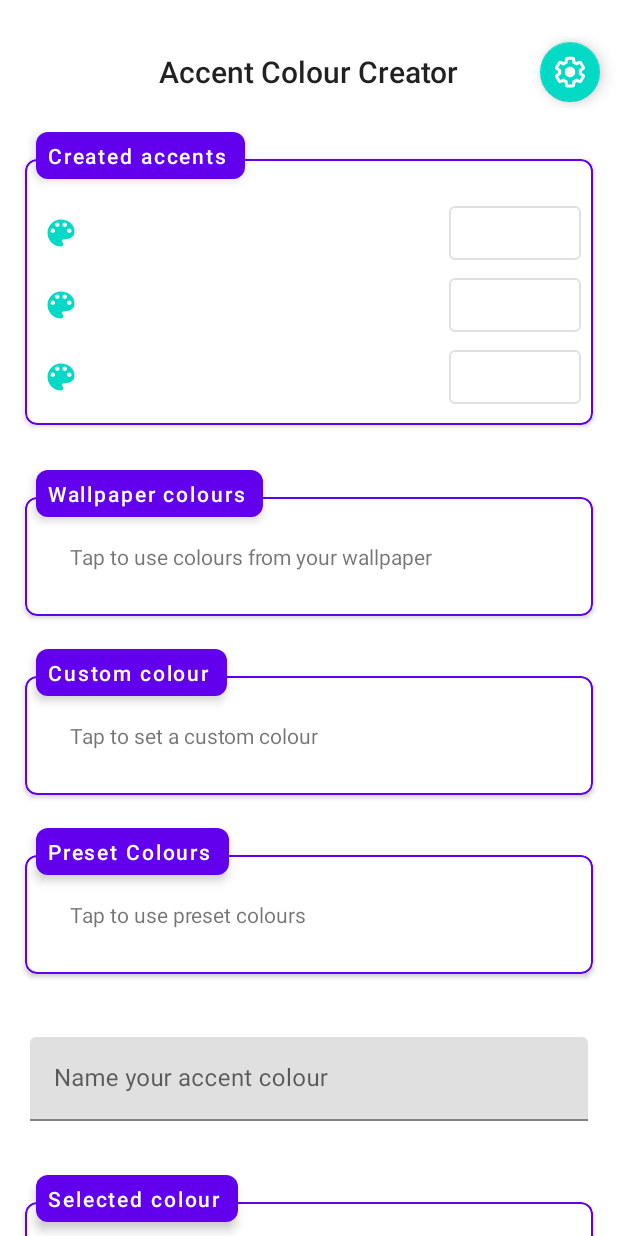
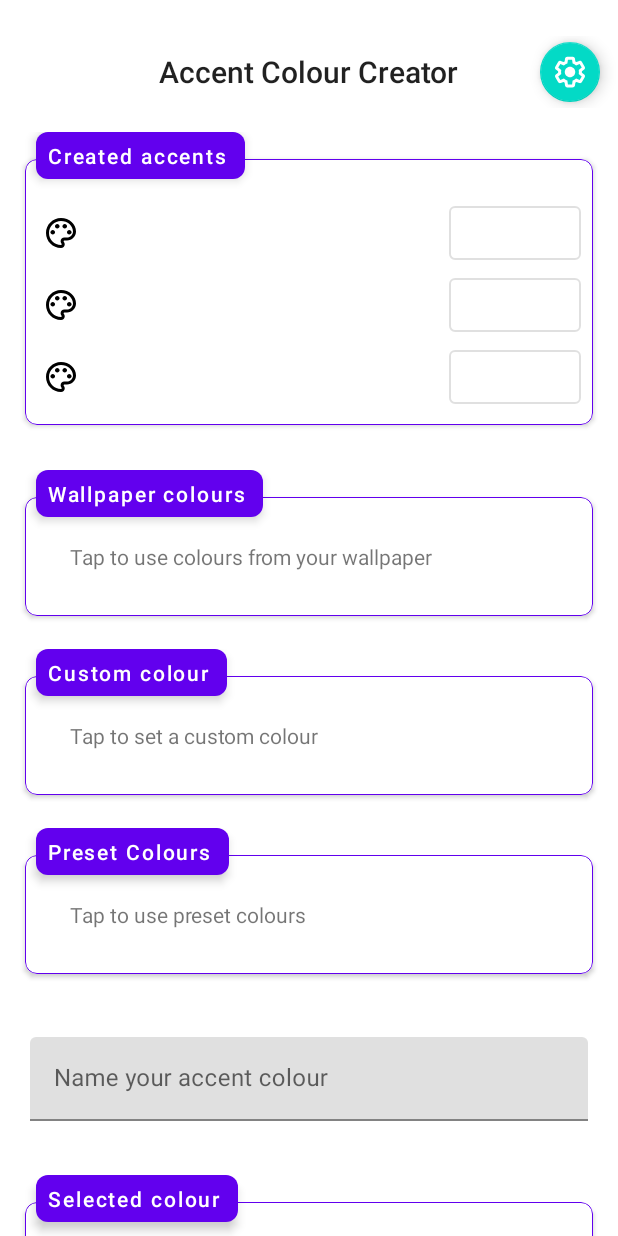
Before and after one commit to Akilesh-T/ACC, an Android app: the layout activity_main.xml on its own in the app's theme, with its tools: preview values and no code run, on a phone screen of 412 x 824 dp. Run offline under Robolectric (Android 15) with nearby library versions, the phone set to English and light mode, and no system bars; network calls fail.

Commit message:
Use stroked icon instead of filled
Rename icons.
Decrease stroke width for cards.

```diff
--- a/app/src/main/res/drawable/ic_color.xml
+++ /dev/null
@@ -1,9 +0,0 @@
-<vector xmlns:android="http://schemas.android.com/apk/res/android"
-        android:width="24dp"
-        android:height="24dp"
-        android:viewportWidth="24.0"
-        android:viewportHeight="24.0">
-    <path
-        android:fillColor="@color/colorAccent"
-        android:pathData="M12,3c-4.97,0 -9,4.03 -9,9s4.03,9 9,9c0.83,0 1.5,-0.67 1.5,-1.5 0,-0.39 -0.15,-0.74 -0.39,-1.01 -0.23,-0.26 -0.38,-0.61 -0.38,-0.99 0,-0.83 0.67,-1.5 1.5,-1.5L16,16c2.76,0 5,-2.24 5,-5 0,-4.42 -4.03,-8 -9,-8zM6.5,12c-0.83,0 -1.5,-0.67 -1.5,-1.5S5.67,9 6.5,9 8,9.67 8,10.5 7.33,12 6.5,12zM9.5,8C8.67,8 8,7.33 8,6.5S8.67,5 9.5,5s1.5,0.67 1.5,1.5S10.33,8 9.5,8zM14.5,8c-0.83,0 -1.5,-0.67 -1.5,-1.5S13.67,5 14.5,5s1.5,0.67 1.5,1.5S15.33,8 14.5,8zM17.5,12c-0.83,0 -1.5,-0.67 -1.5,-1.5S16.67,9 17.5,9s1.5,0.67 1.5,1.5 -0.67,1.5 -1.5,1.5z"/>
-</vector>
--- /dev/null
+++ b/app/src/main/res/drawable/ic_palette_24dp.xml
@@ -0,0 +1,23 @@
+<?xml version="1.0" encoding="utf-8"?>
+<vector xmlns:android="http://schemas.android.com/apk/res/android"
+    android:width="24dp"
+    android:height="24dp"
+    android:viewportWidth="24"
+    android:viewportHeight="24">
+
+    <path
+        android:fillColor="?colorOnBackground"
+        android:pathData="M12 22C6.49 22 2 17.51 2 12S6.49 2 12 2s10 4.04 10 9c0 3.31-2.69 6-6 6h-1.77c-0.28 0-0.5 0.22 -0.5 0.5 0 0.12 0.05 0.23 0.13 0.33 0.41 0.47 0.64 1.06 0.64 1.67 0 1.38-1.12 2.5-2.5 2.5zm0-18c-4.41 0-8 3.59-8 8s3.59 8 8 8c0.28 0 0.5-0.22 0.5 -0.5 0-0.16-0.08-0.28-0.14-0.35-0.41-0.46-0.63-1.05-0.63-1.65 0-1.38 1.12-2.5 2.5-2.5H16c2.21 0 4-1.79 4-4 0-3.86-3.59-7-8-7z" />
+    <path
+        android:fillColor="?colorOnBackground"
+        android:pathData="M 6.5 10 C 7.32842712475 10 8 10.6715728753 8 11.5 C 8 12.3284271247 7.32842712475 13 6.5 13 C 5.67157287525 13 5 12.3284271247 5 11.5 C 5 10.6715728753 5.67157287525 10 6.5 10 Z" />
+    <path
+        android:fillColor="?colorOnBackground"
+        android:pathData="M 9.5 6 C 10.3284271247 6 11 6.67157287525 11 7.5 C 11 8.32842712475 10.3284271247 9 9.5 9 C 8.67157287525 9 8 8.32842712475 8 7.5 C 8 6.67157287525 8.67157287525 6 9.5 6 Z" />
+    <path
+        android:fillColor="?colorOnBackground"
+        android:pathData="M 14.5 6 C 15.3284271247 6 16 6.67157287525 16 7.5 C 16 8.32842712475 15.3284271247 9 14.5 9 C 13.6715728753 9 13 8.32842712475 13 7.5 C 13 6.67157287525 13.6715728753 6 14.5 6 Z" />
+    <path
+        android:fillColor="?colorOnBackground"
+        android:pathData="M 17.5 10 C 18.3284271247 10 19 10.6715728753 19 11.5 C 19 12.3284271247 18.3284271247 13 17.5 13 C 16.6715728753 13 16 12.3284271247 16 11.5 C 16 10.6715728753 16.6715728753 10 17.5 10 Z" />
+</vector>
--- a/app/src/main/res/layout/recyclerview_item.xml
+++ b/app/src/main/res/layout/recyclerview_item.xml
@@ -16,7 +16,7 @@
             android:layout_margin="4dp"
             android:layout_width="wrap_content"
             android:layout_height="wrap_content"
-            app:srcCompat="@drawable/ic_color"/>
+            app:srcCompat="@drawable/ic_palette_24dp"/>
 
         <com.google.android.material.textview.MaterialTextView
             android:id="@+id/name"
--- a/app/src/main/res/values/styles.xml
+++ b/app/src/main/res/values/styles.xml
@@ -32,7 +32,7 @@
         <item name="android:layout_marginEnd">12.0dip</item>
         <item name="cardCornerRadius">8.0dip</item>
         <item name="cardElevation">2.0dip</item>
-        <item name="strokeWidth">1dp</item>
+        <item name="strokeWidth">0.75dp</item>
         <item name="strokeColor">@color/colorPrimary</item>
         <item name="cardUseCompatPadding">true</item>
     </style>
--- a/app/src/main/res/xml/root_preferences.xml
+++ b/app/src/main/res/xml/root_preferences.xml
@@ -8,7 +8,7 @@
         <ListPreference
             app:key="themePref"
             app:title="@string/display_title"
-            android:icon="@drawable/ic_theme"
+            android:icon="@drawable/ic_palette_38dp"
             app:defaultValue="default"
             app:dialogTitle="@string/display_title"
             app:entries="@array/themeListArray"
```
Also changed, not shown: app/src/main/res/drawable/ic_palette_38dp.xml (renamed from app/src/main/res/drawable/ic_theme.xml).
